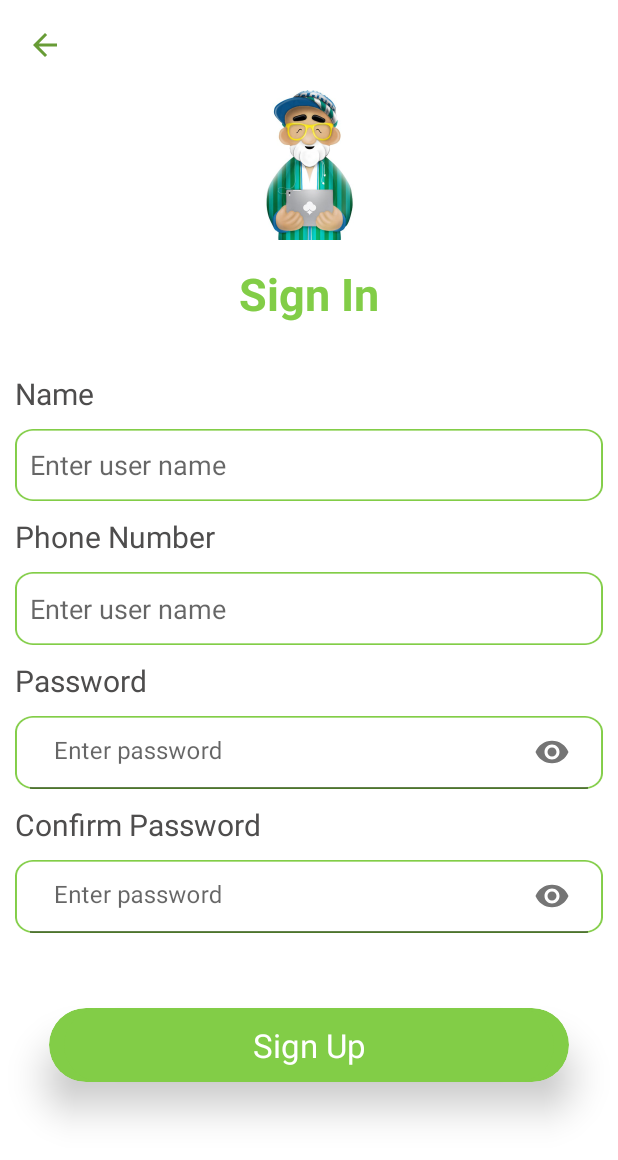
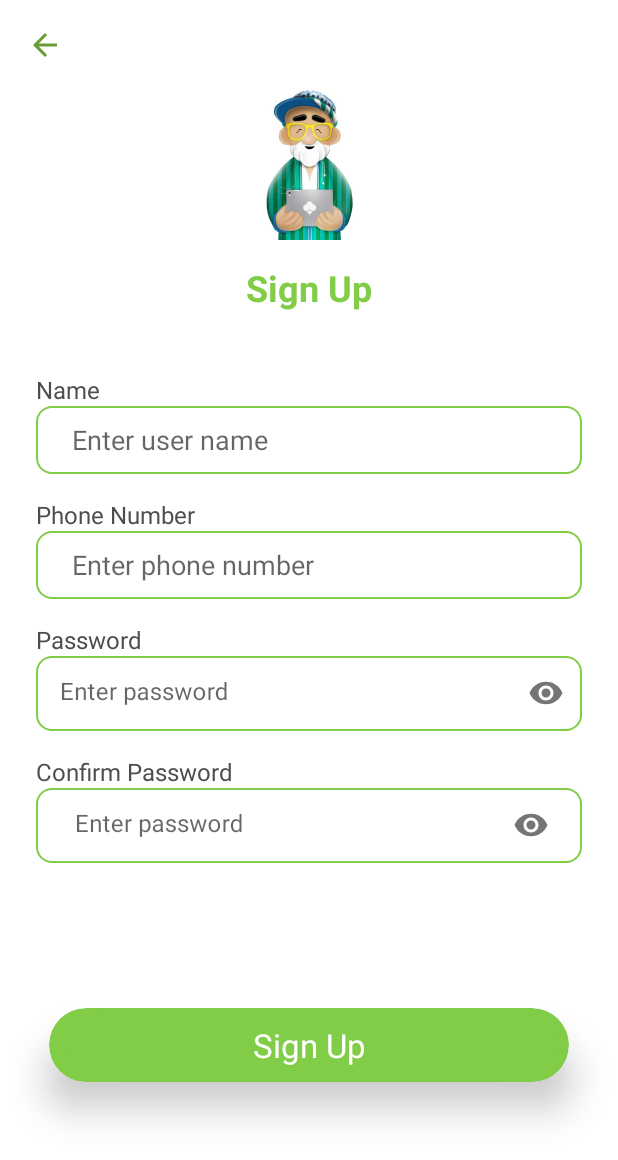
Before and after one commit to Khurshidabdusattorov/Ustoz-shogird, an Android app: the SignUpFragment screen opened through its navigation route, on a phone screen of 412 x 824 dp. Shown: the top 1160 px of the screen. Run offline under Robolectric (Android 15) with nearby library versions, the phone set to English and light mode, and no system bars; our stand-ins replace Firebase (no records; nobody signed in at launch, a user with empty details on screens opened directly).

Commit message:
commit firebase realtimedatabase in auth

```diff
--- a/app/build.gradle
+++ b/app/build.gradle
@@ -6,7 +6,7 @@ plugins {
 
 android {
     namespace 'com.example.ustozshogird'
-    compileSdk 32
+    compileSdk 33
 
     defaultConfig {
         applicationId "com.example.ustozshogird"
@@ -35,6 +35,7 @@ android {
     kotlinOptions {
         jvmTarget = '1.8'
     }
+    buildToolsVersion '33.0.1'
 }
 
 dependencies {
@@ -44,6 +45,7 @@ dependencies {
     implementation 'com.google.android.material:material:1.7.0'
     implementation 'androidx.constraintlayout:constraintlayout:2.1.4'
     implementation 'com.google.firebase:firebase-database-ktx:20.1.0'
+    implementation 'com.google.firebase:firebase-auth-ktx:21.1.0'
     testImplementation 'junit:junit:4.13.2'
     androidTestImplementation 'androidx.test.ext:junit:1.1.5'
     androidTestImplementation 'androidx.test.espresso:espresso-core:3.5.1'
@@ -55,4 +57,6 @@ dependencies {
     implementation 'com.github.bumptech.glide:glide:4.14.2'
 
     implementation 'org.jetbrains.kotlinx:kotlinx-coroutines-android:1.6.4'
+    implementation 'org.jetbrains.kotlinx:kotlinx-coroutines-play-services:1.6.4'
+    implementation 'com.github.arefbhrn:MaskedEditText:1.0.0'
 }
--- a/app/src/main/java/com/example/ustozshogird/model/data/User.kt
+++ b/app/src/main/java/com/example/ustozshogird/model/data/User.kt
@@ -1,6 +1,7 @@
 package com.example.ustozshogird.model.data
 
 data class User(
+    val name: String = "",
     val number: String = "",
-    val password: String = ""
+    val password: String = "",
 ) : java.io.Serializable
--- a/app/src/main/java/com/example/ustozshogird/model/interface/RealtimeDBRepositoryInterface.kt
+++ b/app/src/main/java/com/example/ustozshogird/model/interface/RealtimeDBRepositoryInterface.kt
@@ -6,13 +6,13 @@ import com.example.ustozshogird.model.data.User
 import kotlinx.coroutines.flow.Flow
 
 interface RealtimeDBRepositoryInterface {
-    suspend fun signUp(user: User): Flow<Boolean>
+    fun signUp(user: User): Flow<Boolean>
 
-    suspend fun checkUser(user: User):Flow<Boolean>
+    fun checkUser(user: User):Flow<Boolean>
 
-    suspend fun getTasks(id: String): Flow<List<Task>>
+    fun getTasks(id: String): Flow<List<Task>>
 
-    suspend fun getDoneTasks(id: String): Flow<List<DoneTask>>
+    fun getDoneTasks(id: String): Flow<List<DoneTask>>
 
-    suspend fun doneTask(task: DoneTask): Flow<Boolean>
+    fun doneTask(task: DoneTask): Flow<Boolean>
 }
--- a/app/src/main/java/com/example/ustozshogird/view/MainActivity.kt
+++ b/app/src/main/java/com/example/ustozshogird/view/MainActivity.kt
@@ -3,6 +3,7 @@ package com.example.ustozshogird.view
 import androidx.appcompat.app.AppCompatActivity
 import android.os.Bundle
 import android.widget.Toast
+import androidx.activity.viewModels
 import com.example.ustozshogird.R
 import com.google.firebase.database.FirebaseDatabase
 
@@ -10,7 +11,6 @@ class MainActivity : AppCompatActivity() {
     override fun onCreate(savedInstanceState: Bundle?) {
         super.onCreate(savedInstanceState)
         setContentView(R.layout.activity_main)
-
         supportActionBar?.hide()
     }
 }
--- a/app/src/main/java/com/example/ustozshogird/view/SignUpFragment.kt
+++ b/app/src/main/java/com/example/ustozshogird/view/SignUpFragment.kt
@@ -5,25 +5,42 @@ import android.view.LayoutInflater
 import android.view.View
 import android.view.ViewGroup
 import android.widget.ImageView
+import android.widget.Toast
 import androidx.fragment.app.Fragment
+import androidx.fragment.app.viewModels
+import androidx.lifecycle.Observer
 import androidx.navigation.fragment.findNavController
 import com.example.ustozshogird.R
+import com.example.ustozshogird.databinding.FragmentSignUpBinding
+import com.example.ustozshogird.model.data.User
+import com.example.ustozshogird.viewmodel.SignUpViewModel
+import com.example.ustozshogird.viewmodel.`interface`.SignUpVMInterface
+import com.google.firebase.database.FirebaseDatabase
+import com.google.firebase.database.ktx.database
+import com.google.firebase.ktx.Firebase
 
 class SignUpFragment : Fragment() {
-
-    override fun onCreateView(
-        inflater: LayoutInflater, container: ViewGroup?,
-        savedInstanceState: Bundle?
-    ): View? {
-        // Inflate the layout for this fragment
-        val view = inflater.inflate(R.layout.fragment_sign_up, container, false)
-
-       val btnback = view.findViewById<ImageView>(R.id.btn_backSignIn)
-
-        btnback.setOnClickListener {
+    private lateinit var binding: FragmentSignUpBinding
+    private val viewModel: SignUpVMInterface by viewModels<SignUpViewModel>()
+    override fun onCreateView(inflater: LayoutInflater, container: ViewGroup?, savedInstanceState: Bundle?): View {
+        val binding = FragmentSignUpBinding.inflate(layoutInflater)
+        binding.btnBackSignIn.setOnClickListener {
             findNavController().navigate(R.id.registratsiyaFragment)
         }
-        return view
+        binding.btnSignUP.setOnClickListener {
+            viewModel.signUpClicked(
+
+                binding.signInName.text.toString(),
+                binding.signInPhoneNUmber.text.toString(),
+                binding.signInPassword.text.toString(),
+                binding.signInPasswordTO.text.toString()
+            )
+        }
+        viewModel.messageLiveData.observe(viewLifecycleOwner, messageObserver)
+        return binding.root
     }
 
+    private val messageObserver = Observer<String> {
+        Toast.makeText(requireContext(), it, Toast.LENGTH_SHORT).show()
+    }
 }
--- a/app/src/main/java/com/example/ustozshogird/viewmodel/SplashViewModel.kt
+++ b/app/src/main/java/com/example/ustozshogird/viewmodel/SplashViewModel.kt
@@ -10,36 +10,37 @@ import com.example.ustozshogird.viewmodel.`interface`.SplashVMInterface
 import kotlinx.coroutines.delay
 import kotlinx.coroutines.launch
 
-class SplashViewModel : ViewModel(),SplashVMInterface{
+class SplashViewModel : ViewModel(), SplashVMInterface {
     private val repositoryFirebase = RealtimeDBRepository()
     private val storage = SharedPreferenceRepository()
-    private val _openIntro=MutableLiveData<Unit>()
-    val openIntro :LiveData<Unit> = _openIntro
-    private val _openRegistration=MutableLiveData<Unit>()
-    val openRegistration :LiveData<Unit> = _openRegistration
-    private val _openMainList=MutableLiveData<String>()
-    val openMainList :LiveData<String> = _openMainList
+    private val _openIntro = MutableLiveData<Unit>()
+    val openIntro: LiveData<Unit> = _openIntro
+    private val _openRegistration = MutableLiveData<Unit>()
+    val openRegistration: LiveData<Unit> = _openRegistration
+    private val _openMainList = MutableLiveData<String>()
+    val openMainList: LiveData<String> = _openMainList
     override fun launch() {
         viewModelScope.launch {
-            delay(3000)
+            delay(500)
             isFirst()
         }
     }
 
     override fun isFirst() {
-        if (storage.isFirst){
+        if (storage.isFirst) {
             _openIntro.postValue(Unit)
             storage.isFirst = false
-        }else{
+        } else {
             isSignIn()
         }
     }
 
     override fun isSignIn() {
-        if (storage.number!=""){
-            _openMainList.postValue(storage.number)
-        }else{
-            _openRegistration.postValue(Unit)
-        }
+        _openRegistration.postValue(Unit)
+//        if (storage.number!=""){
+//            _openMainList.postValue(storage.number)
+//        }else{
+//            _openRegistration.postValue(Unit)
+//        }
     }
 }
--- a/app/src/main/java/com/example/ustozshogird/viewmodel/interface/RegistrationVMInterface.kt
+++ b/app/src/main/java/com/example/ustozshogird/viewmodel/interface/RegistrationVMInterface.kt
@@ -14,5 +14,6 @@ interface RegistrationVMInterface {
     val messageLiveData: LiveData<String>
 
     fun signInClicked(number: String, password: String)
-    fun signUpClicked(number: String, password: String)
+
+    fun signUpClicked()
 }
--- /dev/null
+++ b/app/src/main/java/com/example/ustozshogird/viewmodel/interface/SignInVMInterface.kt
@@ -0,0 +1,5 @@
+package com.example.ustozshogird.viewmodel.`interface`
+
+interface SignInVMInterface {
+
+}
--- /dev/null
+++ b/app/src/main/java/com/example/ustozshogird/viewmodel/interface/SignUpVMInterface.kt
@@ -0,0 +1,12 @@
+package com.example.ustozshogird.viewmodel.`interface`
+
+import androidx.lifecycle.LiveData
+
+interface SignUpVMInterface {
+
+    val messageLiveData: LiveData<String>
+
+    val openMainList: LiveData<Unit>
+
+    fun signUpClicked(name: String, number: String, password: String, conPassword: String)
+}
--- /dev/null
+++ b/app/src/main/res/drawable/rectangle.xml
@@ -0,0 +1,5 @@
+<?xml version="1.0" encoding="utf-8"?>
+<shape  android:shape="rectangle" xmlns:android="http://schemas.android.com/apk/res/android">
+    <corners android:radius="10dp"/>
+    <stroke android:color="#82CD47" android:width="1dp"/>
+</shape>
--- a/app/src/main/res/layout/fragment_sign_up.xml
+++ b/app/src/main/res/layout/fragment_sign_up.xml
@@ -13,8 +13,10 @@
         android:orientation="vertical"
         app:layout_constraintBottom_toBottomOf="parent"
         app:layout_constraintEnd_toEndOf="parent"
+        app:layout_constraintHorizontal_bias="0.0"
         app:layout_constraintStart_toStartOf="parent"
-        app:layout_constraintTop_toTopOf="parent">
+        app:layout_constraintTop_toTopOf="parent"
+        app:layout_constraintVertical_bias="1.0">
 
         <androidx.appcompat.widget.LinearLayoutCompat
             android:layout_width="match_parent"
@@ -29,6 +31,7 @@
                 android:layout_margin="10dp"
                 android:padding="8dp"
                 android:src="@drawable/ic_back" />
+
             <ImageView
                 android:layout_width="100dp"
                 android:layout_height="100dp"
@@ -40,9 +43,9 @@
                 android:layout_height="wrap_content"
                 android:layout_gravity="center"
                 android:layout_marginTop="15dp"
-                android:text="Sign In"
+                android:text="Sign Up"
                 android:textColor="#82CD47"
-                android:textSize="30sp"
+                android:textSize="24sp"
                 android:textStyle="bold" />
 
         </androidx.appcompat.widget.LinearLayoutCompat>
@@ -56,95 +59,99 @@
             <TextView
                 android:layout_width="wrap_content"
                 android:layout_height="wrap_content"
-                android:layout_marginStart="10dp"
+                android:layout_marginStart="24sp"
                 android:text="Name"
                 android:textColor="#4E4D4D"
-                android:textSize="20sp" />
+                android:textSize="16sp" />
 
             <EditText
                 android:id="@+id/signInName"
                 android:layout_width="match_parent"
-                android:layout_height="0dp"
-                android:layout_margin="10dp"
-                android:layout_weight="1"
+                android:layout_height="45dp"
+                android:layout_marginHorizontal="24sp"
                 android:background="@drawable/rectangle"
                 android:hint="Enter user name"
                 android:paddingHorizontal="10dp"
+                android:paddingStart="24sp"
                 android:textSize="18sp" />
 
             <TextView
                 android:layout_width="wrap_content"
                 android:layout_height="wrap_content"
-                android:layout_marginStart="10dp"
+                android:layout_marginStart="24sp"
+                android:layout_marginTop="16dp"
                 android:text="Phone Number"
                 android:textColor="#4E4D4D"
-                android:textSize="20sp" />
+                android:textSize="16sp" />
 
             <EditText
                 android:id="@+id/signInPhoneNUmber"
                 android:layout_width="match_parent"
-                android:layout_height="0dp"
-                android:layout_margin="10dp"
-                android:layout_weight="1"
+                android:layout_height="45dp"
+                android:layout_marginHorizontal="24sp"
                 android:background="@drawable/rectangle"
-                android:hint="Enter user name"
+                android:hint="Enter phone number"
                 android:paddingHorizontal="10dp"
+                android:paddingStart="24sp"
                 android:textSize="18sp" />
 
 
             <TextView
                 android:layout_width="wrap_content"
                 android:layout_height="wrap_content"
-                android:layout_marginStart="10dp"
+                android:layout_marginStart="24sp"
+                android:layout_marginTop="16dp"
                 android:text="Password"
                 android:textColor="#4E4D4D"
-                android:textSize="20sp" />
+                android:textSize="16sp" />
 
             <com.google.android.material.textfield.TextInputLayout
                 android:layout_width="match_parent"
-                android:layout_height="0dp"
-                android:layout_margin="10dp"
-                android:layout_weight="1"
+                android:layout_height="50dp"
+                android:layout_marginHorizontal="24sp"
                 android:background="@drawable/rectangle"
                 android:hint="Enter password"
                 android:inputType="textPassword"
-                android:paddingHorizontal="10dp"
                 android:textSize="18sp"
+                app:boxStrokeWidth="0dp"
                 app:passwordToggleEnabled="true">
 
                 <com.google.android.material.textfield.TextInputEditText
                     android:id="@+id/signInPassword"
                     android:layout_width="match_parent"
-                    android:layout_height="match_parent"
+                    android:layout_height="wrap_content"
                     android:background="@android:color/transparent"
+                    android:paddingBottom="8dp"
                     android:inputType="textPassword" />
             </com.google.android.material.textfield.TextInputLayout>
 
             <TextView
                 android:layout_width="wrap_content"
                 android:layout_height="wrap_content"
-                android:layout_marginStart="10dp"
+                android:layout_marginStart="24sp"
+                android:layout_marginTop="16dp"
                 android:text="Confirm Password"
                 android:textColor="#4E4D4D"
-                android:textSize="20sp" />
+                android:textSize="16sp" />
 
             <com.google.android.material.textfield.TextInputLayout
                 android:layout_width="match_parent"
-                android:layout_height="0dp"
-                android:layout_margin="10dp"
-                android:layout_weight="1"
+                android:layout_height="50dp"
+                android:layout_marginHorizontal="24sp"
                 android:background="@drawable/rectangle"
                 android:hint="Enter password"
                 android:inputType="textPassword"
                 android:paddingHorizontal="10dp"
                 android:textSize="18sp"
+                app:boxStrokeWidth="0dp"
                 app:passwordToggleEnabled="true">
 
                 <com.google.android.material.textfield.TextInputEditText
                     android:id="@+id/signInPasswordTO"
                     android:layout_width="match_parent"
-                    android:layout_height="match_parent"
+                    android:layout_height="wrap_content"
                     android:background="@android:color/transparent"
+                    android:paddingBottom="8dp"
                     android:inputType="textPassword" />
             </com.google.android.material.textfield.TextInputLayout>
 
@@ -185,8 +192,6 @@
                     android:text="Sign Up"
                     android:textColor="@color/white"
                     android:textSize="22sp" />
-
-
             </androidx.cardview.widget.CardView>
 
         </androidx.appcompat.widget.LinearLayoutCompat>
--- a/settings.gradle
+++ b/settings.gradle
@@ -10,6 +10,7 @@ dependencyResolutionManagement {
     repositories {
         google()
         mavenCentral()
+        maven { url "https://jitpack.io" }
     }
 }
 rootProject.name = "Ustoz Shogird"
```
Also changed, not shown: app/src/main/java/com/example/ustozshogird/model/repository/RealtimeDBRepository.kt (+37 -16 lines), app/src/main/java/com/example/ustozshogird/utils/FirebaseUtils.kt (added, +32 -0 lines), app/src/main/java/com/example/ustozshogird/view/RegistrationFragment.kt (+13 -5 lines), app/src/main/java/com/example/ustozshogird/view/dialogs/TodoDialog.kt (+6 -2 lines), app/src/main/java/com/example/ustozshogird/viewmodel/RegistrationViewModel.kt (+27 -19 lines), app/src/main/java/com/example/ustozshogird/viewmodel/SignUpViewModel.kt (added, +52 -0 lines), app/src/main/res/layout/fragment_registratsiya.xml (+29 -22 lines), app/src/main/res/drawable/rectangle.png (deleted).
